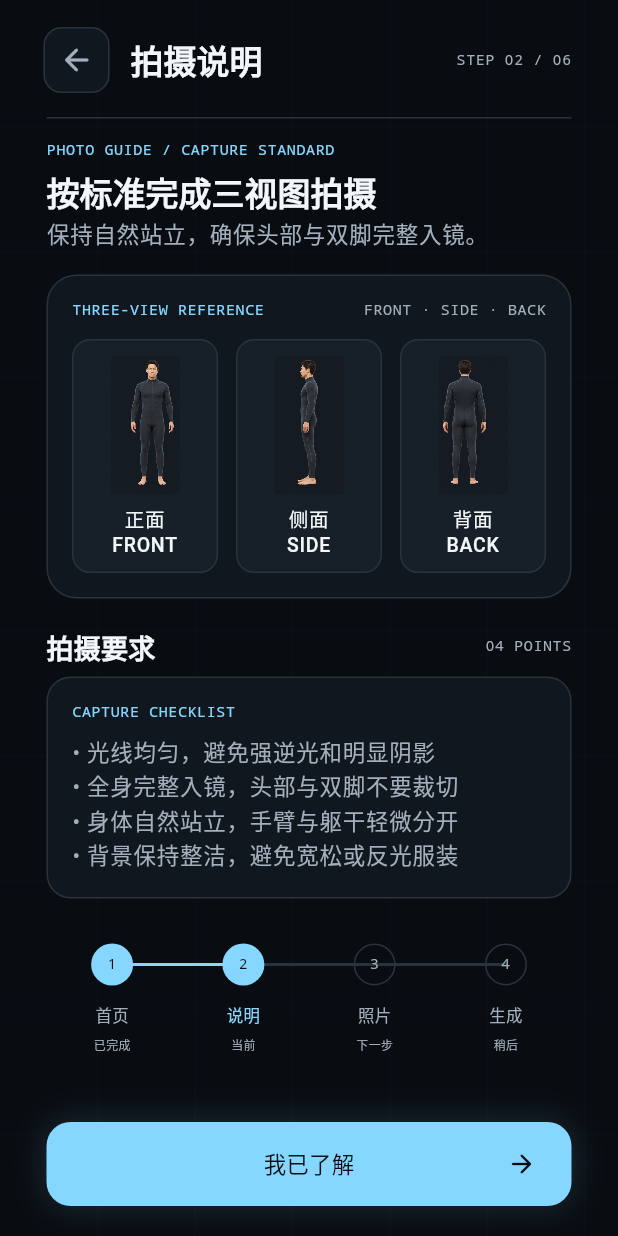
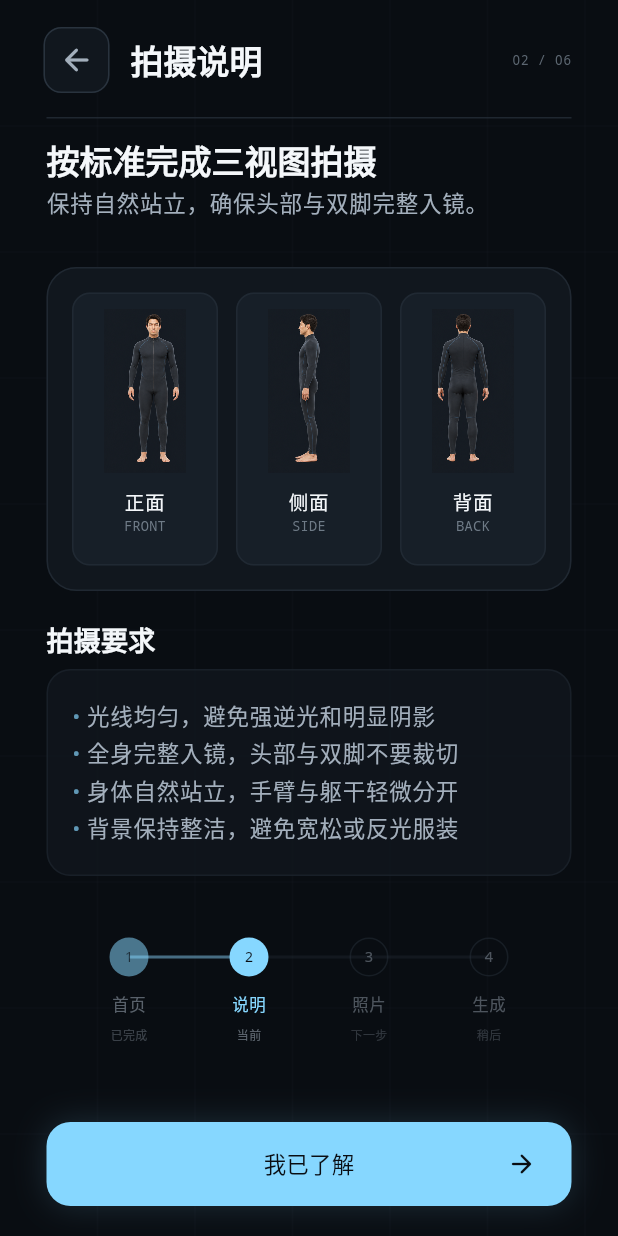
Before and after one commit to HumanTwinAI-123/HumanTwin-AI, a Flutter app: the PhotoGuideScreen screen opened by its route, on a phone screen of 412 x 824 dp. Run offline on Flutter 3.47's test engine with Material 3 defaults, Android fonts, the phone set to English and light mode, and no system bars; our stand-ins replace flutter_riverpod, go_router; missing offline and left inert: model_viewer_plus.

Commit message:
fix: align photo guide with approved visual baseline

```diff
--- a/lib/features/capture/photo_guide_screen.dart
+++ b/lib/features/capture/photo_guide_screen.dart
@@ -45,14 +45,16 @@ class PhotoGuideScreen extends StatelessWidget {
                             crossAxisAlignment: CrossAxisAlignment.stretch,
                             children: <Widget>[
                               const _GuideHeader(),
-                              const Padding(
-                                padding: EdgeInsets.symmetric(
+                              Padding(
+                                padding: const EdgeInsets.symmetric(
                                   horizontal: AppSpacing.page,
                                 ),
                                 child: Divider(
                                   height: 29,
                                   thickness: 1,
-                                  color: AppColors.borderSubtle,
+                                  color: AppColors.borderSubtle.withValues(
+                                    alpha: 0.68,
+                                  ),
                                 ),
                               ),
                               const Padding(
@@ -61,7 +63,7 @@ class PhotoGuideScreen extends StatelessWidget {
                                 ),
                                 child: _GuideIntro(),
                               ),
-                              const SizedBox(height: AppSpacing.lg),
+                              const SizedBox(height: AppSpacing.xxl),
                               Padding(
                                 padding: const EdgeInsets.symmetric(
                                   horizontal: AppSpacing.page,
@@ -77,10 +79,22 @@ class PhotoGuideScreen extends StatelessWidget {
                                   requirements: _requirements,
                                 ),
                               ),
-                              const SizedBox(height: AppSpacing.md),
-                              const Padding(
-                                padding: EdgeInsets.symmetric(horizontal: 20),
+                              const SizedBox(height: AppSpacing.xl),
+                              Padding(
+                                padding: const EdgeInsets.symmetric(
+                                  horizontal: 20,
+                                ),
+                                child: Align(
+                                  child: ConstrainedBox(
+                                    constraints: const BoxConstraints(
+                                      maxWidth: 320,
+                                    ),
+                                    child: const SizedBox(
+                                      width: double.infinity,
                                       child: _StepIndicator(),
+                                    ),
+                                  ),
+                                ),
                               ),
                             ],
                           ),
@@ -139,7 +153,18 @@ class _GuideHeader extends StatelessWidget {
             Text('拍摄说明', style: Theme.of(context).textTheme.titleLarge),
             if (MediaQuery.textScalerOf(context).scale(1) < 1.3) ...<Widget>[
               const Spacer(),
-              const _MicroLabel('STEP 02 / 06'),
+              Text(
+                '02 / 06',
+                textScaler: TextScaler.noScaling,
+                style: TextStyle(
+                  color: AppColors.textTertiary.withValues(alpha: 0.82),
+                  fontFamily: 'monospace',
+                  fontSize: 9,
+                  height: 12 / 9,
+                  letterSpacing: 0.25,
+                  fontWeight: FontWeight.w400,
+                ),
+              ),
             ],
           ],
         ),
@@ -156,11 +181,6 @@ class _GuideIntro extends StatelessWidget {
     return Column(
       crossAxisAlignment: CrossAxisAlignment.start,
       children: <Widget>[
-        const _MicroLabel(
-          'PHOTO GUIDE / CAPTURE STANDARD',
-          color: AppColors.accentPrimary,
-        ),
-        const SizedBox(height: 7),
         Text('按标准完成三视图拍摄', style: Theme.of(context).textTheme.titleLarge),
         const SizedBox(height: 3),
         Text(
@@ -183,26 +203,12 @@ class _ThreeViewReferenceCard extends StatelessWidget {
       padding: const EdgeInsets.all(AppSpacing.lg),
       decoration: BoxDecoration(
         color: AppColors.surface1,
-        border: Border.all(color: AppColors.borderSubtle),
+        border: Border.all(
+          color: AppColors.borderSubtle.withValues(alpha: 0.62),
+        ),
         borderRadius: BorderRadius.circular(AppRadii.large),
       ),
-      child: Column(
-        crossAxisAlignment: CrossAxisAlignment.stretch,
-        children: <Widget>[
-          const Wrap(
-            alignment: WrapAlignment.spaceBetween,
-            spacing: AppSpacing.md,
-            runSpacing: AppSpacing.xs,
-            children: <Widget>[
-              _MicroLabel(
-                'THREE-VIEW REFERENCE',
-                color: AppColors.accentPrimary,
-              ),
-              _MicroLabel('FRONT · SIDE · BACK'),
-            ],
-          ),
-          const SizedBox(height: AppSpacing.md),
-          IntrinsicHeight(
+      child: IntrinsicHeight(
         child: Row(
           crossAxisAlignment: CrossAxisAlignment.stretch,
           children: <Widget>[
@@ -219,8 +225,6 @@ class _ThreeViewReferenceCard extends StatelessWidget {
             ],
           ],
         ),
-          ),
-        ],
       ),
     );
   }
@@ -240,17 +244,20 @@ class _ViewTile extends StatelessWidget {
   @override
   Widget build(BuildContext context) {
     return Container(
+      constraints: const BoxConstraints(minHeight: 182),
       padding: const EdgeInsets.fromLTRB(6, 10, 6, 8),
       decoration: BoxDecoration(
         color: AppColors.surface2,
-        border: Border.all(color: AppColors.borderSubtle),
+        border: Border.all(
+          color: AppColors.borderSubtle.withValues(alpha: 0.52),
+        ),
         borderRadius: BorderRadius.circular(AppRadii.small),
       ),
       child: Column(
         mainAxisSize: MainAxisSize.min,
         children: <Widget>[
           SizedBox(
-            height: 92,
+            height: 109,
             child: Image.asset(
               assetPath,
               key: ValueKey<String>('photo-guide-${code.toLowerCase()}'),
@@ -259,13 +266,30 @@ class _ViewTile extends StatelessWidget {
               semanticLabel: '$label人体拍摄示意',
             ),
           ),
-          const SizedBox(height: AppSpacing.sm),
-          Text(
-            '$label\n$code',
+          const SizedBox(height: 11),
+          Text.rich(
+            TextSpan(
+              children: <InlineSpan>[
+                TextSpan(
+                  text: '$label\n',
+                  style: Theme.of(context).textTheme.labelMedium?.copyWith(
+                    color: AppColors.textPrimary,
+                  ),
+                ),
+                TextSpan(
+                  text: code,
+                  style: const TextStyle(
+                    color: AppColors.textTertiary,
+                    fontFamily: 'monospace',
+                    fontSize: 9,
+                    height: 14 / 9,
+                    letterSpacing: 0.2,
+                    fontWeight: FontWeight.w400,
+                  ),
+                ),
+              ],
+            ),
             textAlign: TextAlign.center,
-            style: Theme.of(
-              context,
-            ).textTheme.labelMedium?.copyWith(color: AppColors.textPrimary),
           ),
         ],
       ),
@@ -283,33 +307,41 @@ class _RequirementsSection extends StatelessWidget {
     return Column(
       crossAxisAlignment: CrossAxisAlignment.stretch,
       children: <Widget>[
-        Row(
-          children: <Widget>[
         Text('拍摄要求', style: Theme.of(context).textTheme.titleMedium),
-            const Spacer(),
-            const _MicroLabel('04 POINTS'),
-          ],
-        ),
         const SizedBox(height: AppSpacing.sm),
         Container(
-          padding: const EdgeInsets.all(AppSpacing.lg),
+          padding: const EdgeInsets.symmetric(
+            horizontal: AppSpacing.lg,
+            vertical: 18,
+          ),
           decoration: BoxDecoration(
-            color: AppColors.surface1,
-            border: Border.all(color: AppColors.borderSubtle),
+            color: AppColors.surface1.withValues(alpha: 0.74),
+            border: Border.all(
+              color: AppColors.borderSubtle.withValues(alpha: 0.36),
+            ),
             borderRadius: BorderRadius.circular(AppRadii.medium),
           ),
           child: Column(
             crossAxisAlignment: CrossAxisAlignment.start,
             children: <Widget>[
-              const _MicroLabel(
-                'CAPTURE CHECKLIST',
-                color: AppColors.accentPrimary,
+              for (final String requirement in requirements)
+                Text.rich(
+                  TextSpan(
+                    children: <InlineSpan>[
+                      TextSpan(
+                        text: '•',
+                        style: TextStyle(
+                          color: AppColors.accentPrimary.withValues(
+                            alpha: 0.68,
                           ),
-              const SizedBox(height: AppSpacing.sm),
-              for (final String requirement in requirements)
-                Text(
-                  '• $requirement',
-                  style: Theme.of(context).textTheme.bodyLarge,
+                        ),
+                      ),
+                      TextSpan(text: ' $requirement'),
+                    ],
+                  ),
+                  style: Theme.of(
+                    context,
+                  ).textTheme.bodyLarge?.copyWith(height: 24 / 15),
                 ),
             ],
           ),
@@ -334,7 +366,7 @@ class _StepIndicator extends StatelessWidget {
     return Semantics(
       label: '当前步骤：拍摄说明，第 2 步',
       child: SizedBox(
-        height: 136,
+        height: 128,
         child: Stack(
           children: <Widget>[
             const Positioned.fill(
@@ -380,29 +412,43 @@ class _StepItem extends StatelessWidget {
   Widget build(BuildContext context) {
     final Color labelColor = isCurrent
         ? AppColors.accentPrimary
-        : AppColors.textSecondary;
+        : AppColors.textSecondary.withValues(alpha: isReached ? 0.52 : 0.44);
+    final Color circleColor = isCurrent
+        ? AppColors.accentPrimary
+        : isReached
+        ? AppColors.accentPrimary.withValues(alpha: 0.52)
+        : Colors.transparent;
+    final Color numberColor = isCurrent
+        ? AppColors.background
+        : isReached
+        ? AppColors.background.withValues(alpha: 0.68)
+        : AppColors.textSecondary.withValues(alpha: 0.44);
+    final Color stateColor = AppColors.textSecondary.withValues(
+      alpha: isCurrent ? 0.56 : (isReached ? 0.34 : 0.26),
+    );
 
     return Padding(
-      padding: const EdgeInsets.only(top: 18),
+      padding: const EdgeInsets.only(top: 17),
       child: Column(
         children: <Widget>[
           Container(
-            width: 28,
-            height: 28,
+            width: 26,
+            height: 26,
             alignment: Alignment.center,
             decoration: BoxDecoration(
-              color: isReached ? AppColors.accentPrimary : Colors.transparent,
+              color: circleColor,
               shape: BoxShape.circle,
-              border: isReached
+              border: isCurrent || isReached
                   ? null
-                  : Border.all(color: AppColors.borderSubtle),
+                  : Border.all(
+                      color: AppColors.borderSubtle.withValues(alpha: 0.44),
+                    ),
             ),
             child: Text(
               '$number',
+              textScaler: TextScaler.noScaling,
               style: TextStyle(
-                color: isReached
-                    ? AppColors.background
-                    : AppColors.textSecondary,
+                color: numberColor,
                 fontFamily: 'monospace',
                 fontSize: 10,
                 height: 1.4,
@@ -410,7 +456,7 @@ class _StepItem extends StatelessWidget {
               ),
             ),
           ),
-          const SizedBox(height: AppSpacing.md),
+          const SizedBox(height: 11),
           Text(
             label,
             style: TextStyle(
@@ -423,8 +469,8 @@ class _StepItem extends StatelessWidget {
           const SizedBox(height: 7),
           Text(
             state,
-            style: const TextStyle(
-              color: AppColors.textSecondary,
+            style: TextStyle(
+              color: stateColor,
               fontFamily: 'monospace',
               fontSize: 8,
               height: 11 / 8,
@@ -437,18 +483,17 @@ class _StepItem extends StatelessWidget {
 }
 
 class _MicroLabel extends StatelessWidget {
-  const _MicroLabel(this.text, {this.color = AppColors.textSecondary});
+  const _MicroLabel(this.text);
 
   final String text;
-  final Color color;
 
   @override
   Widget build(BuildContext context) {
     return Text(
       text,
       textScaler: TextScaler.noScaling,
-      style: TextStyle(
-        color: color,
+      style: const TextStyle(
+        color: AppColors.textSecondary,
         fontFamily: 'monospace',
         fontSize: 10,
         height: 1.4,
@@ -467,19 +512,19 @@ class _StepTrackPainter extends CustomPainter {
     final double start = size.width / 8;
     final double second = size.width * 3 / 8;
     final double end = size.width * 7 / 8;
-    const double y = 32;
+    const double y = 30;
     canvas.drawLine(
       Offset(start, y),
       Offset(end, y),
       Paint()
-        ..color = AppColors.borderSubtle
+        ..color = AppColors.borderSubtle.withValues(alpha: 0.30)
         ..strokeWidth = 2,
     );
     canvas.drawLine(
       Offset(start, y),
       Offset(second, y),
       Paint()
-        ..color = AppColors.accentPrimary
+        ..color = AppColors.accentPrimary.withValues(alpha: 0.44)
         ..strokeWidth = 2,
     );
   }
```
Also changed, not shown: docs/evidence/day-3/photo-guide-android-390x844.png, docs/evidence/day-3/photo-guide-figma-390x844.png, docs/evidence/day-3/photo-guide-figma-vs-android.png, 2 other files. Lines whose indentation alone changed are shown as unchanged.
